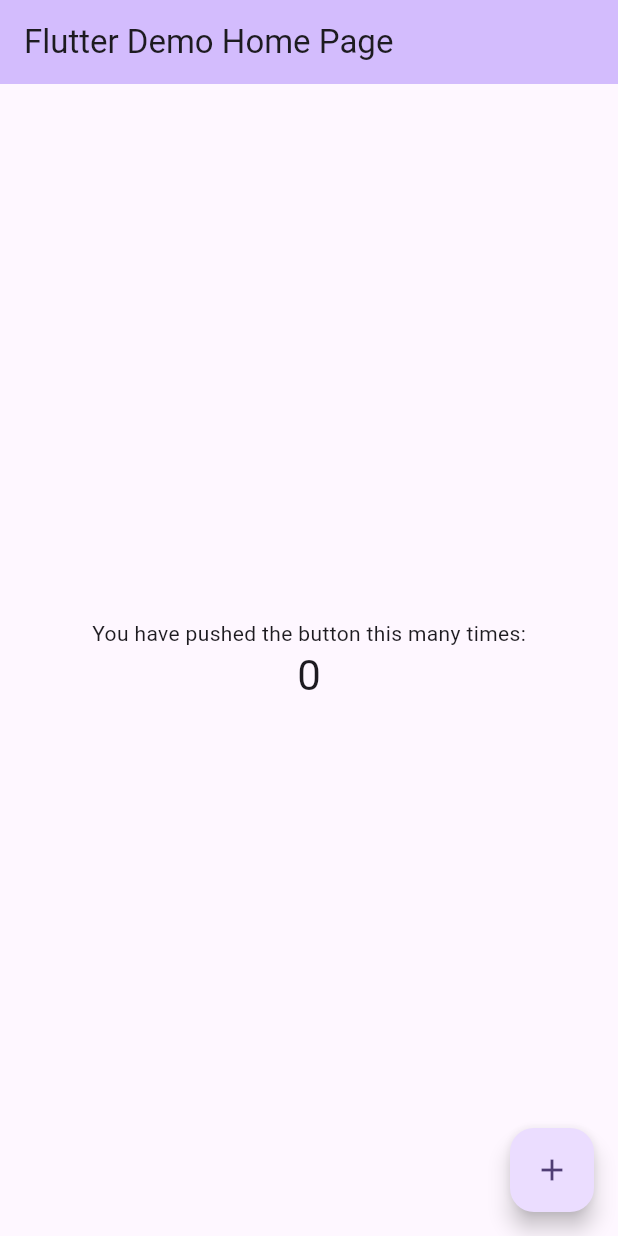
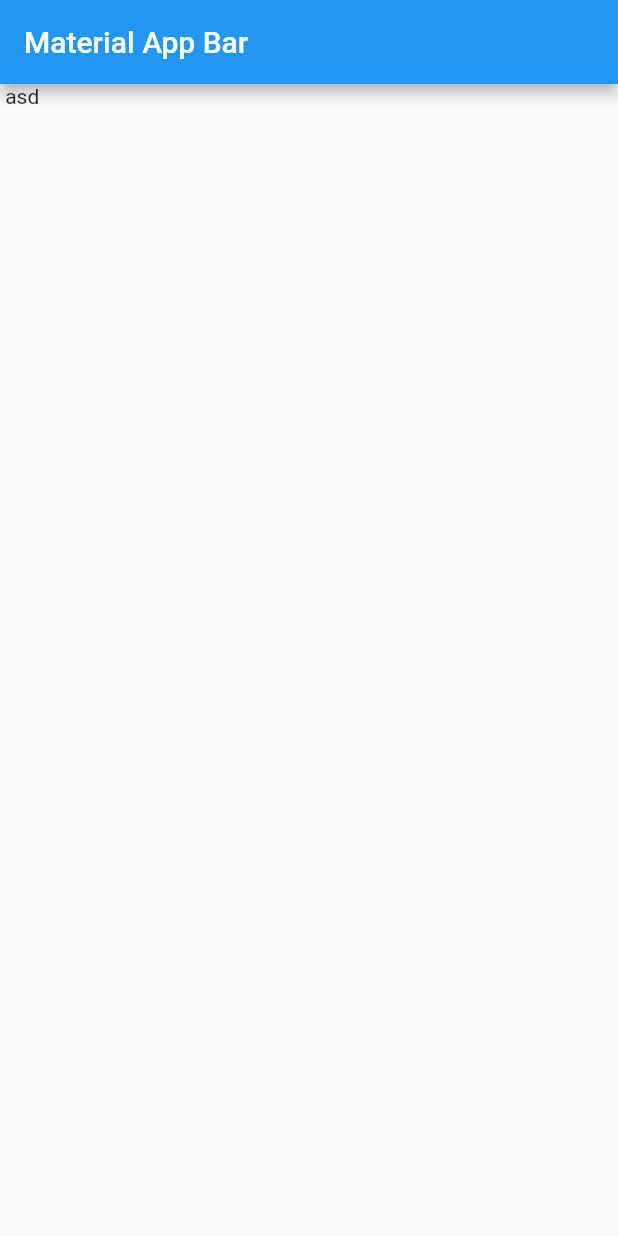
Before and after one commit to aizatkmrdin/Technical-Assessment, a Flutter app: the screen it shows after launch, on a phone screen of 412 x 824 dp. Run offline on Flutter 3.47's test engine with Material 2 defaults, Android fonts, the phone set to English and light mode, and no system bars; our stand-ins replace hive, hive_flutter; accounts and stored records are empty.

```diff
--- a/lib/main.dart
+++ b/lib/main.dart
@@ -1,6 +1,14 @@
+import 'package:assessment/models/todo.dart';
+import 'package:assessment/screens/home.dart';
 import 'package:flutter/material.dart';
+import 'package:hive/hive.dart';
+import 'package:hive_flutter/hive_flutter.dart';
 
-void main() {
+Future main() async {
+  WidgetsFlutterBinding.ensureInitialized();
+  await Hive.initFlutter();
+  Hive.registerAdapter(ToDoAdapter());
+  await Hive.openBox<ToDo>('todo');
   runApp(const MyApp());
 }
 
@@ -12,114 +20,8 @@ class MyApp extends StatelessWidget {
   Widget build(BuildContext context) {
     return MaterialApp(
       title: 'Flutter Demo',
-      theme: ThemeData(
-        // This is the theme of your application.
-        //
-        // TRY THIS: Try running your application with "flutter run". You'll see
-        // the application has a blue toolbar. Then, without quitting the app,
-        // try changing the seedColor in the colorScheme below to Colors.green
-        // and then invoke "hot reload" (save your changes or press the "hot
-        // reload" button in a Flutter-supported IDE, or press "r" if you used
-        // the command line to start the app).
-        //
-        // Notice that the counter didn't reset back to zero; the application
-        // state is not lost during the reload. To reset the state, use hot
-        // restart instead.
-        //
-        // This works for code too, not just values: Most code changes can be
-        // tested with just a hot reload.
-        colorScheme: ColorScheme.fromSeed(seedColor: Colors.deepPurple),
-        useMaterial3: true,
-      ),
-      home: const MyHomePage(title: 'Flutter Demo Home Page'),
+      debugShowMaterialGrid: false,
+      home: const HomeScreen(),
     );
   }
 }
-
-class MyHomePage extends StatefulWidget {
-  const MyHomePage({super.key, required this.title});
-
-  // This widget is the home page of your application. It is stateful, meaning
-  // that it has a State object (defined below) that contains fields that affect
-  // how it looks.
-
-  // This class is the configuration for the state. It holds the values (in this
-  // case the title) provided by the parent (in this case the App widget) and
-  // used by the build method of the State. Fields in a Widget subclass are
-  // always marked "final".
-
-  final String title;
-
-  @override
-  State<MyHomePage> createState() => _MyHomePageState();
-}
-
-class _MyHomePageState extends State<MyHomePage> {
-  int _counter = 0;
-
-  void _incrementCounter() {
-    setState(() {
-      // This call to setState tells the Flutter framework that something has
-      // changed in this State, which causes it to rerun the build method below
-      // so that the display can reflect the updated values. If we changed
-      // _counter without calling setState(), then the build method would not be
-      // called again, and so nothing would appear to happen.
-      _counter++;
-    });
-  }
-
-  @override
-  Widget build(BuildContext context) {
-    // This method is rerun every time setState is called, for instance as done
-    // by the _incrementCounter method above.
-    //
-    // The Flutter framework has been optimized to make rerunning build methods
-    // fast, so that you can just rebuild anything that needs updating rather
-    // than having to individually change instances of widgets.
-    return Scaffold(
-      appBar: AppBar(
-        // TRY THIS: Try changing the color here to a specific color (to
-        // Colors.amber, perhaps?) and trigger a hot reload to see the AppBar
-        // change color while the other colors stay the same.
-        backgroundColor: Theme.of(context).colorScheme.inversePrimary,
-        // Here we take the value from the MyHomePage object that was created by
-        // the App.build method, and use it to set our appbar title.
-        title: Text(widget.title),
-      ),
-      body: Center(
-        // Center is a layout widget. It takes a single child and positions it
-        // in the middle of the parent.
-        child: Column(
-          // Column is also a layout widget. It takes a list of children and
-          // arranges them vertically. By default, it sizes itself to fit its
-          // children horizontally, and tries to be as tall as its parent.
-          //
-          // Column has various properties to control how it sizes itself and
-          // how it positions its children. Here we use mainAxisAlignment to
-          // center the children vertically; the main axis here is the vertical
-          // axis because Columns are vertical (the cross axis would be
-          // horizontal).
-          //
-          // TRY THIS: Invoke "debug painting" (choose the "Toggle Debug Paint"
-          // action in the IDE, or press "p" in the console), to see the
-          // wireframe for each widget.
-          mainAxisAlignment: MainAxisAlignment.center,
-          children: <Widget>[
-            const Text(
-              'You have pushed the button this many times:',
-            ),
-            Text(
-              '$_counter',
-              style: Theme.of(context).textTheme.headlineMedium,
-            ),
-          ],
-        ),
-      ),
-      floatingActionButton: FloatingActionButton(
-        onPressed: _incrementCounter,
-        tooltip: 'Increment',
-        child: const Icon(Icons.add),
-      ), // This trailing comma makes auto-formatting nicer for build methods.
-    );
-  }
-}
--- /dev/null
+++ b/lib/models/todo.dart
@@ -0,0 +1,20 @@
+import 'package:hive/hive.dart';
+part 'todo.g.dart';
+
+@HiveType(typeId: 0)
+class ToDo extends HiveObject {
+  @HiveField(0)
+  late String title;
+
+  @HiveField(1)
+  late DateTime createdDate;
+
+  @HiveField(2)
+  late DateTime startDate;
+
+  @HiveField(3)
+  late DateTime endDate;
+
+  @HiveField(4)
+  late bool isCompleted;
+}
--- /dev/null
+++ b/lib/screens/home.dart
@@ -0,0 +1,34 @@
+import 'package:assessment/models/todo.dart';
+import 'package:assessment/utilities/db_container.dart';
+import 'package:flutter/material.dart';
+import 'package:hive/hive.dart';
+import 'package:hive_flutter/hive_flutter.dart';
+
+class HomeScreen extends StatefulWidget {
+  const HomeScreen({super.key});
+
+  @override
+  State<HomeScreen> createState() => _HomeScreenState();
+}
+
+class _HomeScreenState extends State<HomeScreen> {
+  @override
+  void dispose() {
+    Hive.close();
+    super.dispose();
+  }
+
+  @override
+  Widget build(BuildContext context) {
+    return Scaffold(
+        appBar: AppBar(
+          title: const Text('Material App Bar'),
+        ),
+        body: ValueListenableBuilder<Box<ToDo>>(
+            valueListenable: DBContainer.getTodo().listenable(),
+            builder: (context, box, _) {
+              final listOfToDo = box.values.toList().cast<ToDo>();
+              return Text(' asd');
+            }));
+  }
+}
--- /dev/null
+++ b/lib/utilities/db_container.dart
@@ -0,0 +1,6 @@
+import 'package:assessment/models/todo.dart';
+import 'package:hive/hive.dart';
+
+class DBContainer {
+  static Box<ToDo> getTodo() => Hive.box<ToDo>('todo');
+}
--- a/pubspec.yaml
+++ b/pubspec.yaml
@@ -37,6 +37,8 @@ dependencies:
   sqflite: ^2.3.0
   iconsax: ^0.0.8
   google_fonts: ^5.1.0
+  hive: ^2.2.3
+  hive_flutter: ^1.1.0
 
 dev_dependencies:
   flutter_test:
@@ -48,6 +50,8 @@ dev_dependencies:
   # package. See that file for information about deactivating specific lint
   # rules and activating additional ones.
   flutter_lints: ^2.0.0
+  build_runner: ^2.4.6
+  hive_generator: ^2.0.0
 
 # For information on the generic Dart part of this file, see the
 # following page: https://dart.dev/tools/pub/pubspec
```
Also changed, not shown: lib/providers/db.dart (deleted, +0 -17 lines), lib/utilities/servicers.dart (added, +13 -0 lines), lib/models/todo.g.dart (added).
